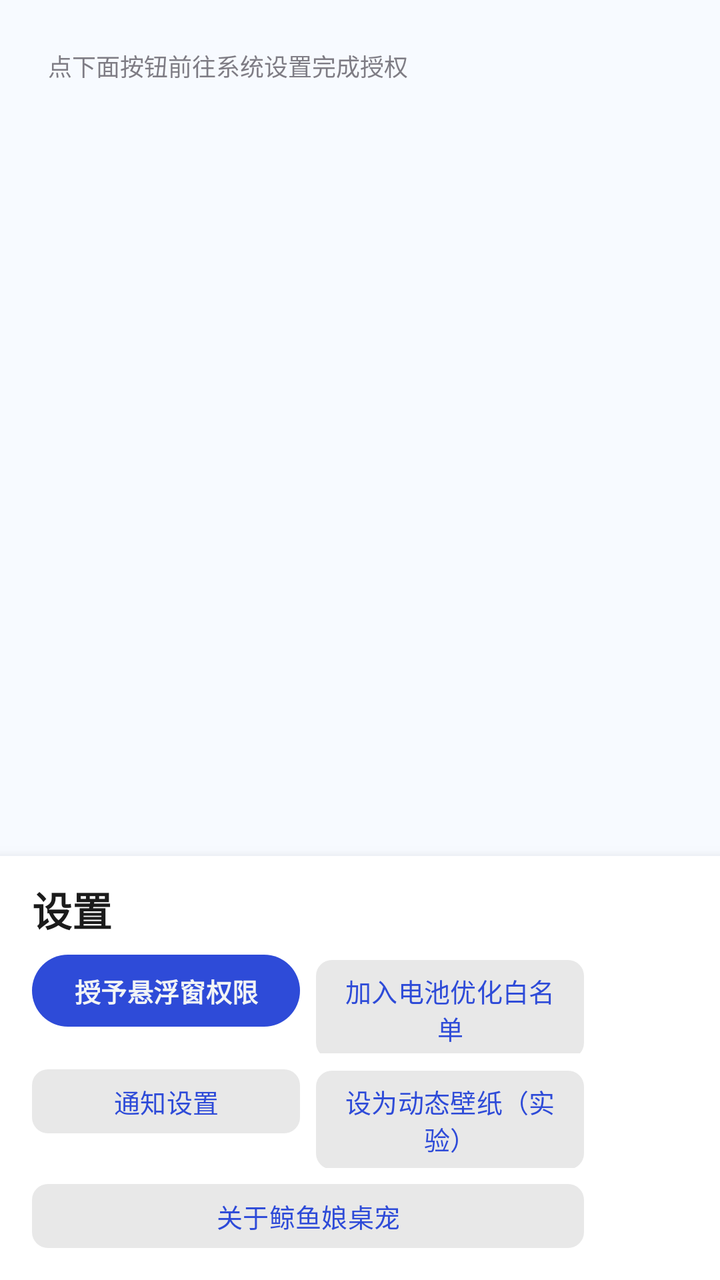
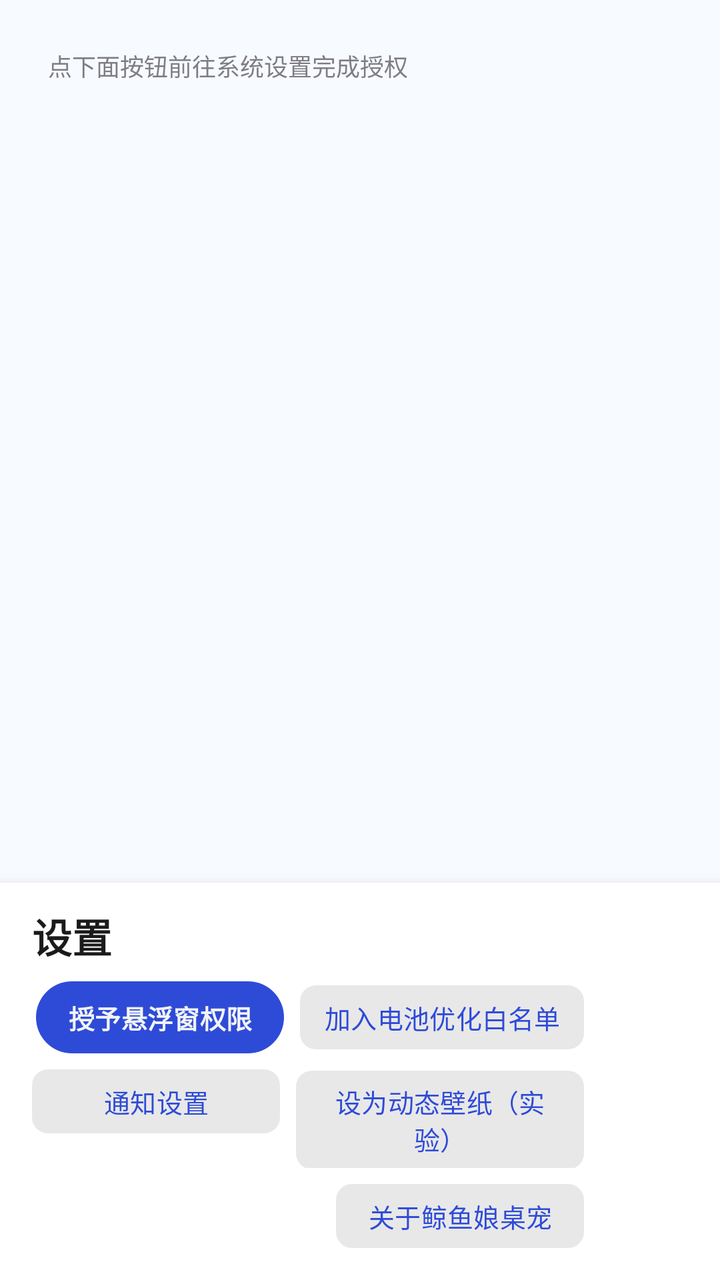

An Android layout rendered at two revisions. The XML below is the earlier revision; the diff shows what the commit changed to produce the second picture.
<!-- AndroidManifest.xml: application theme Theme.WhalePet -->
<!-- res/layout/page_settings.xml -->
<?xml version="1.0" encoding="utf-8"?>
<FrameLayout xmlns:android="http://schemas.android.com/apk/res/android"
    android:layout_width="match_parent"
    android:layout_height="match_parent">

    <ScrollView
        android:layout_width="match_parent"
        android:layout_height="match_parent"
        android:fillViewport="true">

        <LinearLayout
            android:layout_width="match_parent"
            android:layout_height="wrap_content"
            android:orientation="vertical"
            android:paddingStart="24dp"
            android:paddingTop="24dp"
            android:paddingEnd="24dp"
            android:paddingBottom="250dp">

            <TextView
                android:layout_width="match_parent"
                android:layout_height="wrap_content"
                android:alpha="0.7"
                android:text="@string/settings_perm_hint"
                android:textSize="12sp" />
        </LinearLayout>
    </ScrollView>

    
    <LinearLayout
        android:id="@+id/settings_action_bar"
        android:layout_width="match_parent"
        android:layout_height="wrap_content"
        android:layout_gravity="bottom"
        android:background="@color/surface_card"
        android:elevation="8dp"
        android:orientation="vertical"
        android:paddingStart="16dp"
        android:paddingTop="12dp"
        android:paddingEnd="68dp"
        android:paddingBottom="16dp">

        <TextView
            android:layout_width="wrap_content"
            android:layout_height="wrap_content"
            android:fontFamily="sans-serif-medium"
            android:text="@string/settings_title"
            android:textColor="@color/text_primary"
            android:textSize="20sp"
            android:textStyle="bold" />

        
        <LinearLayout
            android:layout_width="match_parent"
            android:layout_height="wrap_content"
            android:layout_marginTop="8dp"
            android:orientation="horizontal">

            <Button
                style="@style/Widget.WhalePet.Button.Primary"
                android:id="@+id/btn_overlay"
                android:layout_width="0dp"
                android:layout_height="wrap_content"
                android:layout_weight="1"
                android:text="@string/grant_overlay" />

            <Button
                style="@style/Widget.WhalePet.Button"
                android:id="@+id/btn_battery"
                android:layout_width="0dp"
                android:layout_height="wrap_content"
                android:layout_marginStart="8dp"
                android:layout_weight="1"
                android:text="@string/battery_whitelist" />
        </LinearLayout>

        
        <LinearLayout
            android:layout_width="match_parent"
            android:layout_height="wrap_content"
            android:layout_marginTop="8dp"
            android:orientation="horizontal">

            <Button
                style="@style/Widget.WhalePet.Button"
                android:id="@+id/btn_notif_settings"
                android:layout_width="0dp"
                android:layout_height="wrap_content"
                android:layout_weight="1"
                android:text="@string/notif_settings" />

            <Button
                style="@style/Widget.WhalePet.Button"
                android:id="@+id/btn_wallpaper"
                android:layout_width="0dp"
                android:layout_height="wrap_content"
                android:layout_marginStart="8dp"
                android:layout_weight="1"
                android:text="@string/wallpaper_entry" />
        </LinearLayout>

        
        <Button
            style="@style/Widget.WhalePet.Button"
            android:id="@+id/btn_about"
            android:layout_width="match_parent"
            android:layout_height="wrap_content"
            android:layout_marginTop="8dp"
            android:text="@string/about_entry" />
    </LinearLayout>
</FrameLayout>
<!-- resources referenced by this layout -->
<resources>
  <color name="surface_card">#FFFFFF</color>
  <color name="text_primary">#1B1B1B</color>
  <string name="about_entry">关于鲸鱼娘桌宠</string>
  <string name="battery_whitelist">加入电池优化白名单</string>
  <string name="grant_overlay">授予悬浮窗权限</string>
  <string name="notif_settings">通知设置</string>
  <string name="settings_perm_hint">点下面按钮前往系统设置完成授权</string>
  <string name="settings_title">设置</string>
  <string name="wallpaper_entry">设为动态壁纸（实验）</string>
  <style name="Widget.WhalePet.Button" parent="Widget.Material3.Button.TonalButton">
          
          <item name="android:minHeight">32dp</item>
          <item name="android:minWidth">0dp</item>
          <item name="android:insetTop">0dp</item>
          <item name="android:insetBottom">0dp</item>
          <item name="android:paddingLeft">12dp</item>
          <item name="android:paddingRight">12dp</item>
          <item name="android:textSize">13sp</item>
          <item name="backgroundTint">@color/surface_chip</item>
          <item name="android:textColor">@color/brand_primary</item>
          <item name="cornerRadius">8dp</item>
      </style>
  <style name="Widget.WhalePet.Button.Primary" parent="Widget.Material3.Button.TonalButton">
          
          <item name="android:minHeight">36dp</item>
          <item name="android:minWidth">0dp</item>
          <item name="android:insetTop">0dp</item>
          <item name="android:insetBottom">0dp</item>
          <item name="android:paddingLeft">16dp</item>
          <item name="android:paddingRight">16dp</item>
          <item name="android:textSize">13sp</item>
          <item name="backgroundTint">@color/brand_primary</item>
          <item name="android:textColor">@color/f2f4f5</item>
          <item name="android:fontFamily">sans-serif-medium</item>
          <item name="android:textStyle">bold</item>
      </style>
  <style name="Theme.WhalePet" parent="Theme.Material3.DayNight.NoActionBar">
          
          <item name="colorPrimary">@color/brand_primary</item>
          <item name="colorOnPrimary">#FFFFFF</item>
          <item name="colorPrimaryContainer">#DDE3FF</item>
          <item name="colorOnPrimaryContainer">#10214A</item>
          <item name="colorSecondary">#2E9E5B</item>
          <item name="colorSurface">#FFFFFF</item>
          <item name="android:windowBackground">@color/surface_page</item>
          <item name="colorSurfaceVariant">#EDEDED</item>
          <item name="colorOutline">@color/outline_soft</item>
          <item name="android:statusBarColor">@android:color/transparent</item>
      </style>
  <color name="surface_chip">#E8E8E8</color>
  <color name="brand_primary">#2E4BD8</color>
  <color name="f2f4f5">#F2F4F5</color>
  <color name="surface_page">#F7FAFF</color>
  <color name="outline_soft">#DEDEDE</color>
</resources>

<!-- the commit's change to res/layout/page_settings.xml (unified diff, before → after) -->
@@ -51,51 +51,53 @@
 
         
         <LinearLayout
-            android:layout_width="match_parent"
+            android:layout_width="wrap_content"
             android:layout_height="wrap_content"
+            android:layout_gravity="end"
             android:layout_marginTop="8dp"
             android:orientation="horizontal">
 
             <Button
                 style="@style/Widget.WhalePet.Button.Primary"
                 android:id="@+id/btn_overlay"
-                android:layout_width="0dp"
+                android:layout_width="wrap_content"
                 android:layout_height="wrap_content"
-                android:layout_weight="1"
+                android:minWidth="124dp"
                 android:text="@string/grant_overlay" />
 
             <Button
                 style="@style/Widget.WhalePet.Button"
                 android:id="@+id/btn_battery"
-                android:layout_width="0dp"
+                android:layout_width="wrap_content"
                 android:layout_height="wrap_content"
                 android:layout_marginStart="8dp"
-                android:layout_weight="1"
+                android:minWidth="124dp"
                 android:text="@string/battery_whitelist" />
         </LinearLayout>
 
         
         <LinearLayout
-            android:layout_width="match_parent"
+            android:layout_width="wrap_content"
             android:layout_height="wrap_content"
+            android:layout_gravity="end"
             android:layout_marginTop="8dp"
             android:orientation="horizontal">
 
             <Button
                 style="@style/Widget.WhalePet.Button"
                 android:id="@+id/btn_notif_settings"
-                android:layout_width="0dp"
+                android:layout_width="wrap_content"
                 android:layout_height="wrap_content"
-                android:layout_weight="1"
+                android:minWidth="124dp"
                 android:text="@string/notif_settings" />
 
             <Button
                 style="@style/Widget.WhalePet.Button"
                 android:id="@+id/btn_wallpaper"
-                android:layout_width="0dp"
+                android:layout_width="wrap_content"
                 android:layout_height="wrap_content"
                 android:layout_marginStart="8dp"
-                android:layout_weight="1"
+                android:minWidth="124dp"
                 android:text="@string/wallpaper_entry" />
         </LinearLayout>
 
@@ -103,7 +105,9 @@
         <Button
             style="@style/Widget.WhalePet.Button"
             android:id="@+id/btn_about"
-            android:layout_width="match_parent"
+            android:layout_gravity="end"
+            android:layout_width="wrap_content"
+            android:minWidth="124dp"
             android:layout_height="wrap_content"
             android:layout_marginTop="8dp"
             android:text="@string/about_entry" />
